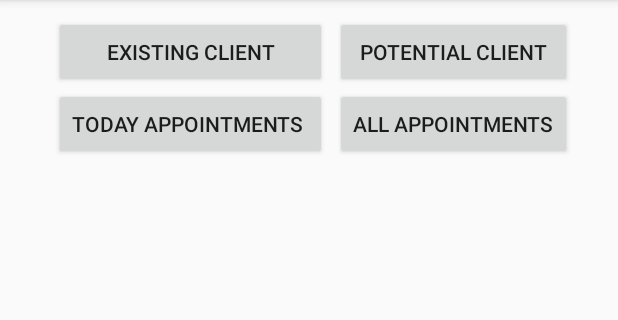
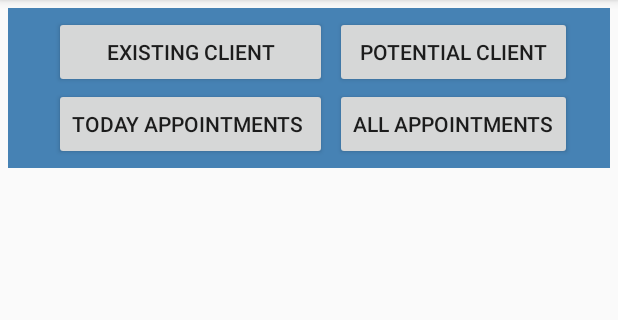
Before and after one commit to ejChathuranga/Agent_Mgt_Diary, an Android app: the Appointment_dashboard screen opened directly, with no data from a screen before it, on a phone screen of 412 x 824 dp, the part 84-404 px from its top. Run offline under Robolectric (Android 15) with nearby library versions, the light colour scheme and no system bars.

Commit message:
changed the ID's of elements

```diff
--- a/app/src/main/res/layout/activity_appointment_dashboard.xml
+++ b/app/src/main/res/layout/activity_appointment_dashboard.xml
@@ -16,6 +16,7 @@
             android:layout_width="match_parent"
             android:layout_height="wrap_content"
             android:layout_margin="5dp"
+            android:background="@color/colorSteelBlue"
             android:gravity="center"
             android:orientation="horizontal">
 
@@ -26,13 +27,13 @@
                 android:orientation="vertical">
 
                 <Button
-                    android:id="@+id/button2"
+                    android:id="@+id/btnExistCus"
                     android:layout_width="match_parent"
                     android:layout_height="wrap_content"
                     android:text="Existing Client" />
 
                 <Button
-                    android:id="@+id/button3"
+                    android:id="@+id/btnTodayAppintments"
                     android:layout_width="match_parent"
                     android:layout_height="wrap_content"
                     android:text="Today Appointments " />
@@ -44,13 +45,13 @@
                 android:orientation="vertical">
 
                 <Button
-                    android:id="@+id/button8"
+                    android:id="@+id/btnPotentilCus"
                     android:layout_width="match_parent"
                     android:layout_height="wrap_content"
                     android:text="Potential Client" />
 
                 <Button
-                    android:id="@+id/button9"
+                    android:id="@+id/btnAllAppointments"
                     android:layout_width="match_parent"
                     android:layout_height="wrap_content"
                     android:text="All Appointments" />
```
